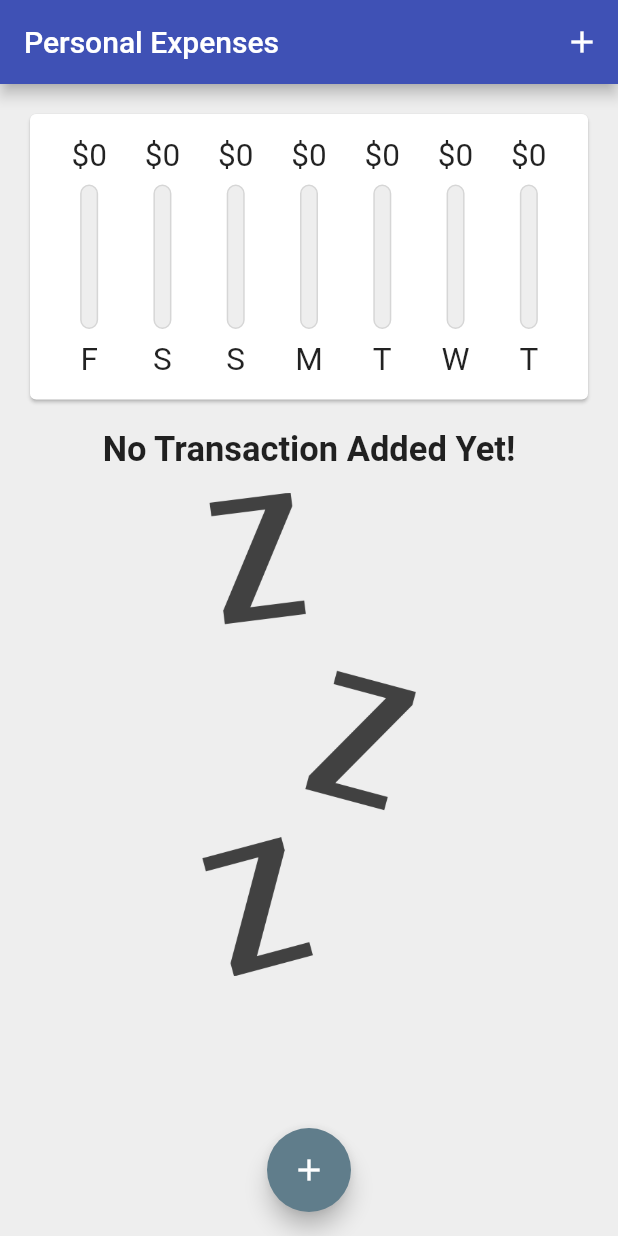
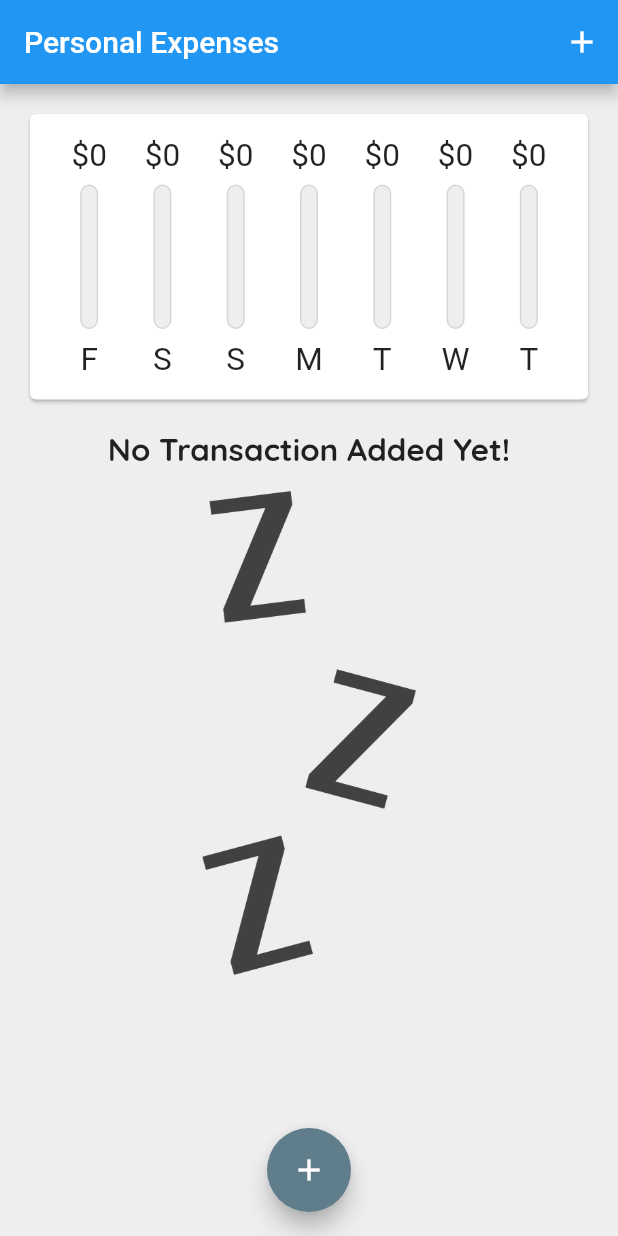
Before and after one commit to LayzeePreneur/Levy, a Flutter app: the screen it shows after launch, on a phone screen of 412 x 824 dp. Run offline on Flutter 3.47's test engine with Material 2 defaults, Android fonts, the phone set to English and light mode, and no system bars; our stand-ins replace sqflite; accounts and stored records are empty.

Commit message:
Add custom fonts and fix some typography issues

```diff
--- a/lib/main.dart
+++ b/lib/main.dart
@@ -22,9 +22,22 @@ class PersonalExpenses extends StatelessWidget {
         primarySwatch: Colors.indigo,
         accentColor: Colors.blueGrey,
         visualDensity: VisualDensity.adaptivePlatformDensity,
+        fontFamily: 'Quicksand',
+        appBarTheme: ThemeData.light().appBarTheme.copyWith(
+              textTheme: ThemeData.light().textTheme.copyWith(
+                    headline6: TextStyle(
+                      fontFamily: 'OpenSans',
+                      fontSize: 20,
+                    ),
+                  ),
+            ),
         textTheme: ThemeData.light().textTheme.copyWith(
               headline5: TextStyle(
-                fontSize: 23,
+                fontSize: 21,
+                fontWeight: FontWeight.w600,
+              ),
+              headline6: TextStyle(
+                fontSize: 18,
                 fontWeight: FontWeight.w600,
               ),
             ),
```
Also changed, not shown: lib/widgets/tx_list_item.dart (+4 -4 lines), pubspec.yaml (+11 -11 lines), assets/fonts/OpenSans-Bold.ttf (added), assets/fonts/OpenSans-Regular.ttf (added), assets/fonts/Quicksand-Bold.ttf (added), assets/fonts/Quicksand-Light.ttf (added), assets/fonts/Quicksand-Medium.ttf (added), assets/fonts/Quicksand-Regular.ttf (added).
